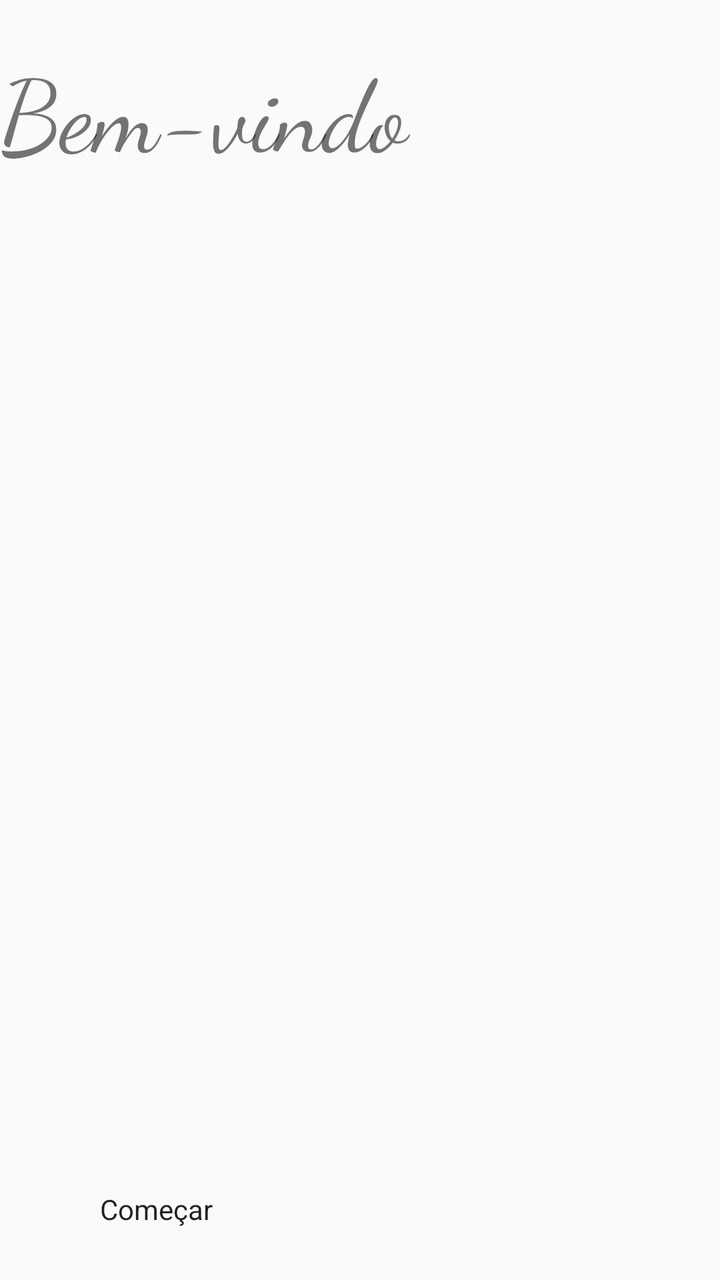
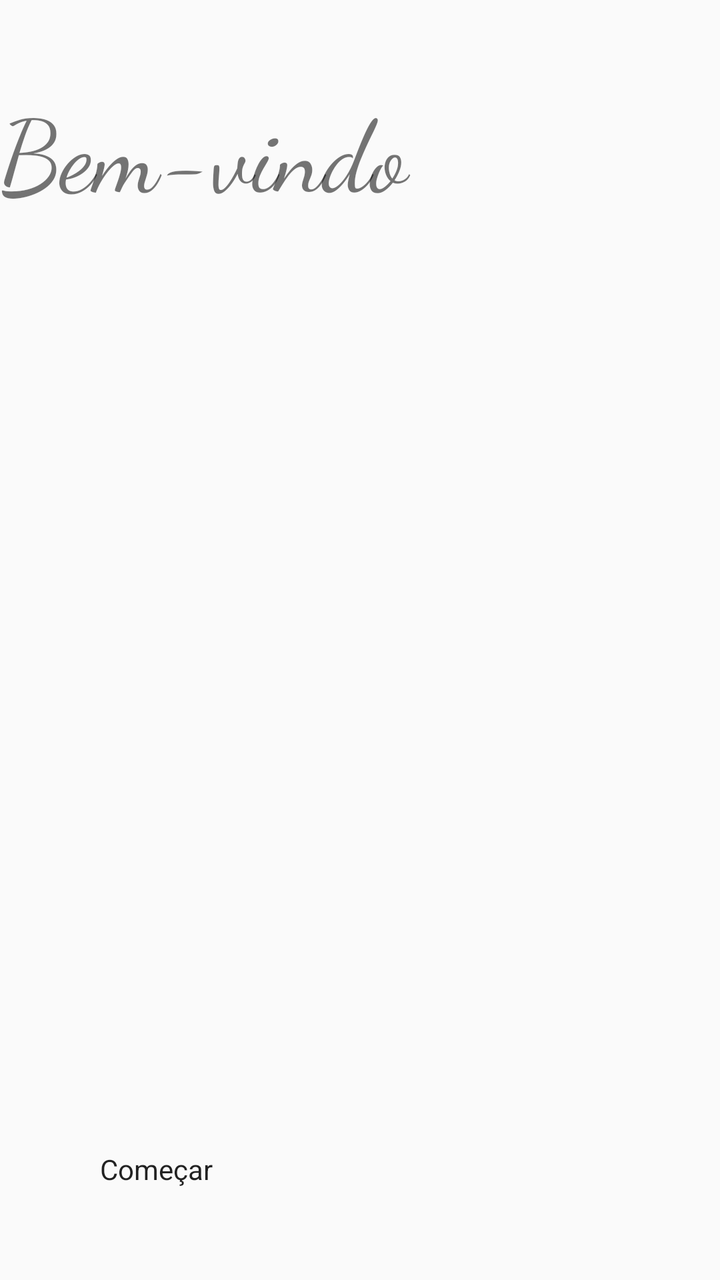

Before-and-after screenshots of an Android layout around one commit, followed by the original layout XML and the change that was made.
<!-- AndroidManifest.xml: activity theme Theme.Aula01 -->
<!-- res/layout/activity_main.xml -->
<?xml version="1.0" encoding="utf-8"?>
<LinearLayout xmlns:android="http://schemas.android.com/apk/res/android"
    android:orientation="vertical"
    android:layout_width="match_parent"
    android:layout_height="match_parent">

    <TextView
        android:id="@+id/welcomeText"
        android:layout_width="match_parent"
        android:layout_height="75dp"
        android:fontFamily="cursive"
        android:text="@string/welcomeText"
        android:textSize="50sp"
        android:textAlignment="center"
        android:layout_marginTop="20dp"/>

    <Button
        android:id="@+id/startBtn"
        android:layout_width="300dp"
        android:layout_height="60dp"
        android:text="@string/startBtn"
        android:layout_marginTop="500dp"
        android:layout_marginStart="50dp"
        android:textAlignment="center"/>
</LinearLayout>
<!-- resources referenced by this layout -->
<resources>
  <string name="startBtn">Começar</string>
  <string name="welcomeText">Bem-vindo</string>
  <style name="Theme.Aula01" parent="android:Theme.Material.Light.NoActionBar" />
</resources>

<!-- the commit's change to res/layout/activity_main.xml (unified diff, before → after) -->
@@ -12,14 +12,14 @@
         android:text="@string/welcomeText"
         android:textSize="50sp"
         android:textAlignment="center"
-        android:layout_marginTop="20dp"/>
+        android:layout_marginTop="40dp"/>
 
     <Button
         android:id="@+id/startBtn"
         android:layout_width="300dp"
         android:layout_height="60dp"
         android:text="@string/startBtn"
-        android:layout_marginTop="500dp"
+        android:layout_marginTop="460dp"
         android:layout_marginStart="50dp"
         android:textAlignment="center"/>
 </LinearLayout>
